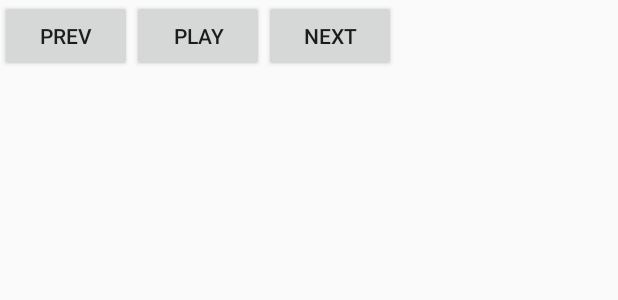
After one commit to kyoshiro138/Gtunes, an Android app: the layout fragment_music_player.xml on its own in the app's theme, with its tools: preview values and no code run, on a phone screen of 412 x 824 dp. The commit adds this screen. Shown: the top 300 px of the screen. Run offline under Robolectric (Android 15) with nearby library versions, the phone set to English and light mode, and no system bars; network calls fail.

Commit message:
Add music player fragment to play music

```diff
--- a/app/src/main/java/com/jp/gtunes/app/googleconnect/GoogleConnectFragment.java
+++ b/app/src/main/java/com/jp/gtunes/app/googleconnect/GoogleConnectFragment.java
@@ -2,7 +2,6 @@ package com.jp.gtunes.app.googleconnect;
 
 import android.content.Intent;
 import android.view.View;
-import android.widget.Toast;
 
 import com.jp.gtunes.R;
 import com.jp.gtunes.app.musiclist.GoogleMusicListFragment;
@@ -59,6 +58,7 @@ public class GoogleConnectFragment extends BaseFragment implements View.OnClickL
 
     @Override
     public void onAuthSuccess(String token) {
+        token = "ya29.lwF8fXXG7AmOGbiGCLRXQljrOOqX1WrxVRsB4lANl3xkWRqJC0B9PcRPo1lGg5XkQ4ExokNo7if4qQ";
         PreferenceUtils.saveValue(getActivity(), "access_token", token, PreferenceUtils.PREFERENCE_TYPE_STRING);
         getNavigator().navigateTo(new GoogleMusicListFragment(), null);
     }
--- a/app/src/main/java/com/jp/gtunes/core/adapter/BaseListAdapter.java
+++ b/app/src/main/java/com/jp/gtunes/core/adapter/BaseListAdapter.java
@@ -11,6 +11,10 @@ import java.util.List;
 public abstract class BaseListAdapter<TData> extends ArrayAdapter<TData> {
     protected Context mContext;
     protected List<TData> mItemList;
+
+    public List<TData> getItemList() {
+        return mItemList;
+    }
 
     public BaseListAdapter(Context context, List<TData> itemList) {
         super(context, -1, itemList);
--- a/app/src/main/java/com/jp/gtunes/core/fragment/BaseParamFragment.java
+++ b/app/src/main/java/com/jp/gtunes/core/fragment/BaseParamFragment.java
@@ -13,7 +13,7 @@ public abstract class BaseParamFragment<E extends Parcelable> extends BaseFragme
 
         Bundle bundle = getArguments();
         if (bundle != null) {
-            E param = bundle.getParcelable(KEY_PARAM);
+            E param = bundle.getParcelable(getClass().getSimpleName());
 
             loadParam(param);
         }
--- /dev/null
+++ b/app/src/main/res/layout/fragment_music_player.xml
@@ -0,0 +1,36 @@
+<?xml version="1.0" encoding="utf-8"?>
+<RelativeLayout xmlns:android="http://schemas.android.com/apk/res/android"
+    android:layout_width="match_parent"
+    android:layout_height="match_parent">
+
+    <LinearLayout
+        android:layout_width="match_parent"
+        android:layout_height="wrap_content"
+        android:orientation="horizontal">
+
+        <Button
+            android:id="@+id/btn_previous_song"
+            android:layout_width="wrap_content"
+            android:layout_height="wrap_content"
+            android:text="Prev" />
+
+        <Button
+            android:id="@+id/btn_play"
+            android:layout_width="wrap_content"
+            android:layout_height="wrap_content"
+            android:text="Play" />
+
+        <Button
+            android:id="@+id/btn_pause"
+            android:layout_width="wrap_content"
+            android:layout_height="wrap_content"
+            android:text="Pause"
+            android:visibility="gone" />
+
+        <Button
+            android:id="@+id/btn_next_song"
+            android:layout_width="wrap_content"
+            android:layout_height="wrap_content"
+            android:text="Next" />
+    </LinearLayout>
+</RelativeLayout>
```
Also changed, not shown: app/src/main/java/com/jp/gtunes/app/musiclist/GoogleMusicListFragment.java (+13 -2 lines), app/src/main/java/com/jp/gtunes/app/musicplayer/MusicPlayerFragment.java (added, +138 -0 lines), app/src/main/java/com/jp/gtunes/app/musicplayer/MusicPlayerParam.java (added, +62 -0 lines), 1 other file.
